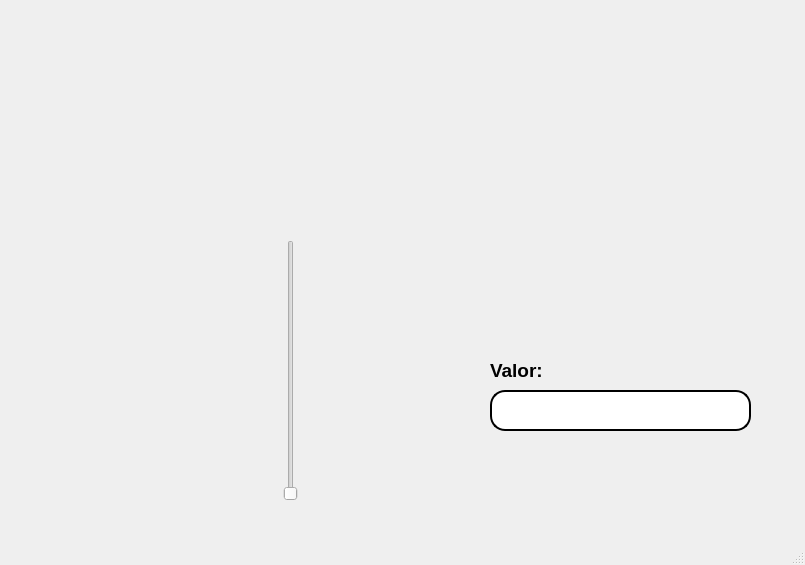
P4B11nn/PIP_2025_Unidad1_Eq5, file Unidad II/Trabajo_Clase/P06_VerticalSlider_Ejemplo.ui: the form before one commit.
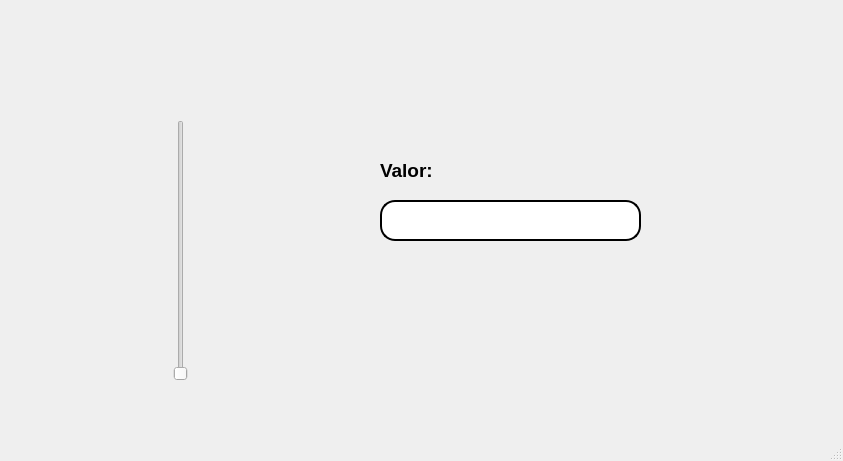
The form after the commit. Icons and pictures are not drawn.

```diff
--- a/Unidad II/Trabajo_Clase/P06_VerticalSlider_Ejemplo.ui
+++ b/Unidad II/Trabajo_Clase/P06_VerticalSlider_Ejemplo.ui
@@ -6,8 +6,8 @@
    <rect>
     <x>0</x>
     <y>0</y>
-    <width>805</width>
-    <height>565</height>
+    <width>843</width>
+    <height>461</height>
    </rect>
   </property>
   <property name="windowTitle">
@@ -58,10 +58,10 @@
    <widget class="QLabel" name="label_3">
     <property name="geometry">
      <rect>
-      <x>530</x>
-      <y>30</y>
-      <width>221</width>
-      <height>211</height>
+      <x>710</x>
+      <y>10</y>
+      <width>91</width>
+      <height>81</height>
      </rect>
     </property>
     <property name="styleSheet">
@@ -88,8 +88,8 @@
      <rect>
       <x>20</x>
       <y>10</y>
-      <width>181</width>
-      <height>271</height>
+      <width>281</width>
+      <height>61</height>
      </rect>
     </property>
     <property name="styleSheet">
@@ -114,8 +114,8 @@
    <widget class="QLineEdit" name="txt_valor">
     <property name="geometry">
      <rect>
-      <x>490</x>
-      <y>390</y>
+      <x>380</x>
+      <y>200</y>
       <width>261</width>
       <height>41</height>
      </rect>
@@ -139,8 +139,8 @@
    <widget class="QLabel" name="label_5">
     <property name="geometry">
      <rect>
-      <x>490</x>
-      <y>360</y>
+      <x>380</x>
+      <y>160</y>
       <width>71</width>
       <height>21</height>
      </rect>
@@ -160,8 +160,8 @@
    <widget class="QSlider" name="VerticalSlider">
     <property name="geometry">
      <rect>
-      <x>250</x>
-      <y>240</y>
+      <x>140</x>
+      <y>120</y>
       <width>81</width>
       <height>261</height>
      </rect>
@@ -170,6 +170,34 @@
      <enum>Qt::Vertical</enum>
     </property>
    </widget>
+   <widget class="QLabel" name="label_6">
+    <property name="geometry">
+     <rect>
+      <x>650</x>
+      <y>300</y>
+      <width>161</width>
+      <height>101</height>
+     </rect>
+    </property>
+    <property name="styleSheet">
+     <string notr="true"/>
+    </property>
+    <property name="text">
+     <string/>
+    </property>
+    <property name="pixmap">
+     <pixmap resource="../Archivos/Recursos.qrc">:/ejercicios/imgEq5.jpg</pixmap>
+    </property>
+    <property name="scaledContents">
+     <bool>true</bool>
+    </property>
+    <property name="alignment">
+     <set>Qt::AlignCenter</set>
+    </property>
+    <property name="indent">
+     <number>-1</number>
+    </property>
+   </widget>
   </widget>
   <widget class="QMenuBar" name="menubar">
    <property name="geometry">
```
Left out of the diff: 11 changed lines with no effect on the pictures.
